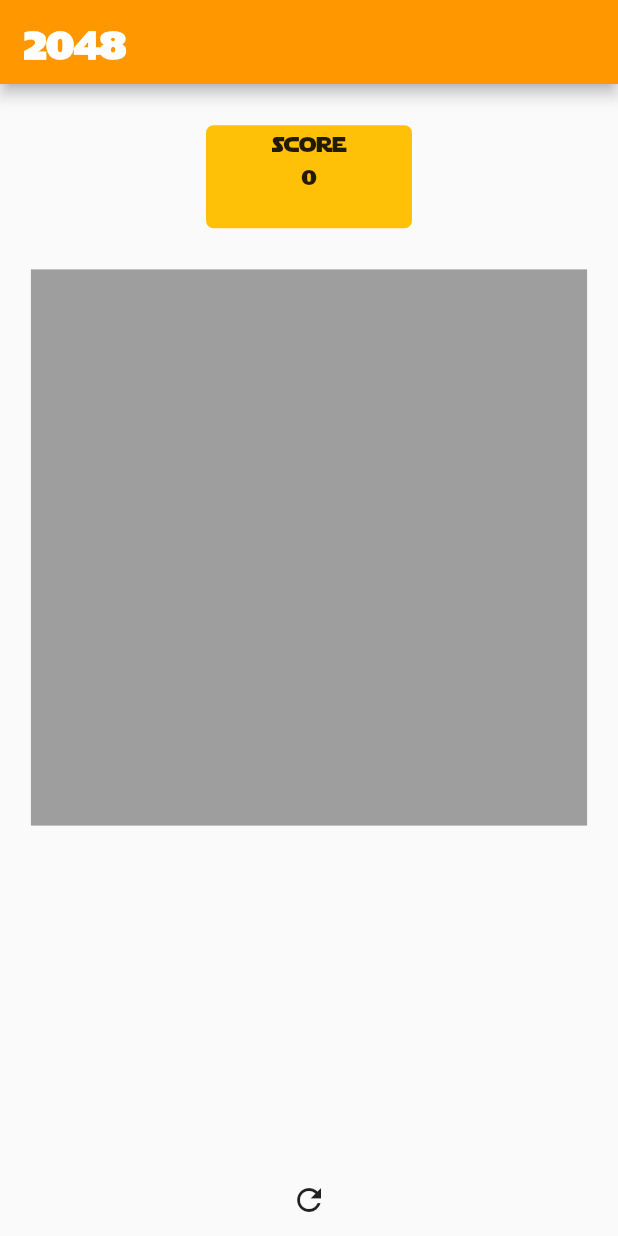
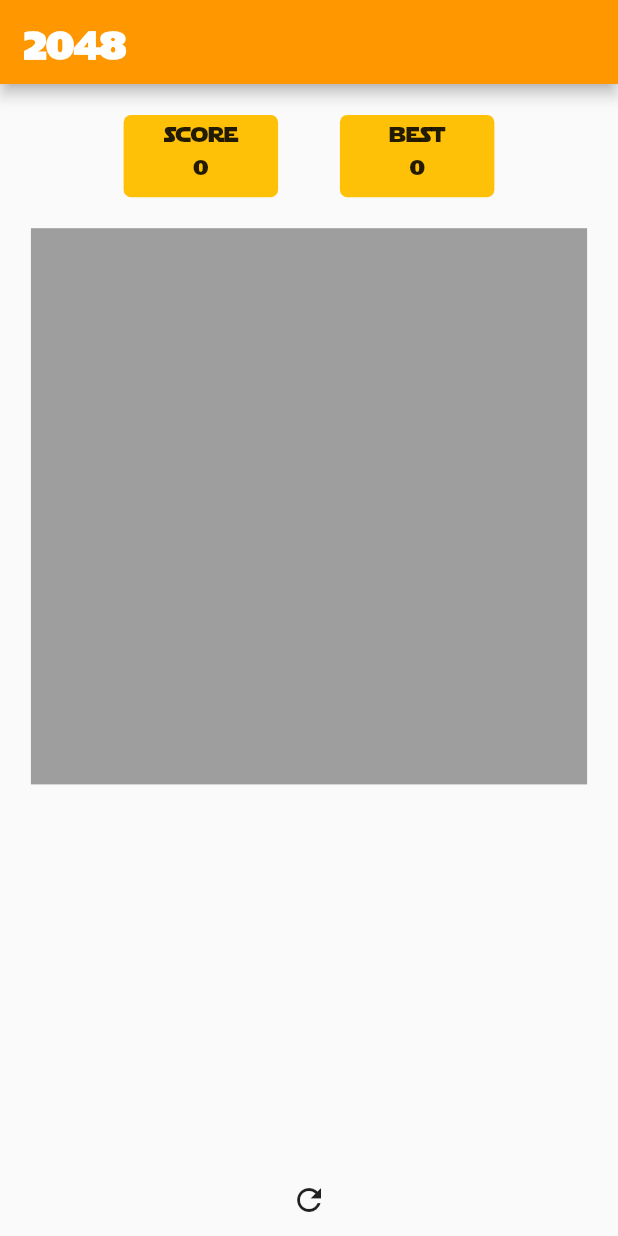
Before and after one commit to 1980744819/2048_flutter, a Flutter app: the screen it shows after launch, on a phone screen of 412 x 824 dp. Run offline on Flutter 3.47's test engine with Material 2 defaults, Android fonts, the phone set to English and light mode, and no system bars; our stand-ins replace shared_preferences.

Commit message:
feat:数据持久化存储

```diff
--- a/lib/main.dart
+++ b/lib/main.dart
@@ -7,7 +7,7 @@ import 'package:flutter_2048/conf.dart';
 import 'package:flutter_2048/grid.dart';
 import 'package:flutter_2048/tmpGrid.dart';
 import 'package:flutter_2048/utils.dart';
-
+import 'package:shared_preferences/shared_preferences.dart';
 import 'data.dart';
 
 //void main() => runApp(MyApp());
@@ -129,6 +129,8 @@ class _MyHomePageState extends State<MyHomePage> with TickerProviderStateMixin {
   }
 
   AnimationController controller;
+  int highScore;
+  SharedPreferences prefs;
 
   void getNewController() {
     controller = new AnimationController(
@@ -160,8 +162,8 @@ class _MyHomePageState extends State<MyHomePage> with TickerProviderStateMixin {
 
   @override
   void initState() {
+    super.initState();
     controller = getController();
-    super.initState();
   }
 
   int count = 0;
@@ -209,9 +211,15 @@ class _MyHomePageState extends State<MyHomePage> with TickerProviderStateMixin {
         .value = 2;
   }
 
-//  String getScore() {
-//    return widget.score.toString();
-//  }
+  setHighScore() async {
+//    print(score);
+    prefs = await SharedPreferences.getInstance();
+    highScore = prefs.getInt('score') ?? 0;
+    if (score > highScore) await prefs.setInt('score', score);
+    highScore = prefs.getInt('score') ?? 0;
+    print(highScore);
+    setState(() {});
+  }
 
   @override
   Widget build(BuildContext context) {
@@ -226,6 +234,7 @@ class _MyHomePageState extends State<MyHomePage> with TickerProviderStateMixin {
     if (widget.flag == null) widget.flag = true;
     initDataMatrix();
     if (score == null) score = 0;
+    setHighScore();
     return Scaffold(
       appBar: AppBar(
         title: Text(
@@ -235,12 +244,14 @@ class _MyHomePageState extends State<MyHomePage> with TickerProviderStateMixin {
       ),
       body: prefix0.Column(
         children: <Widget>[
-          Center(
-            child: Container(
+          Row(
+            mainAxisAlignment: prefix0.MainAxisAlignment.center,
+            children: <Widget>[
+              Container(
                 margin: EdgeInsets.only(
-                  top: widget.height / 30, bottom: widget.height / 30),
-              height: widget.height / 12,
-              width: widget.width / 3,
+                    top: widget.height / 40, bottom: widget.height / 40,right: widget.width/20),
+                height: widget.height / 15,
+                width: widget.width / 4,
                 decoration: BoxDecoration(
                     color: Colors.amber,
                     borderRadius: BorderRadius.all(Radius.circular(5))),
@@ -248,6 +259,22 @@ class _MyHomePageState extends State<MyHomePage> with TickerProviderStateMixin {
                   children: <Widget>[Text("score"), Text(score.toString())],
                 ),
               ),
+              Container(
+                margin: EdgeInsets.only(
+                    top: widget.height / 40, bottom: widget.height / 40,left: widget.width/20),
+                height: widget.height / 15,
+                width: widget.width / 4,
+                decoration: BoxDecoration(
+                    color: Colors.amber,
+                    borderRadius: BorderRadius.all(Radius.circular(5))),
+                child: Column(
+                  children: <Widget>[
+                    Text("best"),
+                    Text(highScore.toString())
+                  ],
+                ),
+              ),
+            ],
           ),
           Center(
             child: GestureDetector(
@@ -374,6 +401,7 @@ class _MyHomePageState extends State<MyHomePage> with TickerProviderStateMixin {
         getMovedUpMergedGridMatrix(distanceMatrix, widget.dataMatrix);
     updateDataListPosition();
     getNewTwo();
+//    await setHighScore();
     setState(() {});
     widget.flag = true;
   }
--- a/pubspec.yaml
+++ b/pubspec.yaml
@@ -23,6 +23,7 @@ dependencies:
   # The following adds the Cupertino Icons font to your application.
   # Use with the CupertinoIcons class for iOS style icons.
   cupertino_icons: ^0.1.2
+  shared_preferences: 0.5.2
 
 dev_dependencies:
   flutter_test:
```
Also changed, not shown: lib/game.dart (+93 -19 lines), 3 other files. Lines whose indentation alone changed are shown as unchanged.
